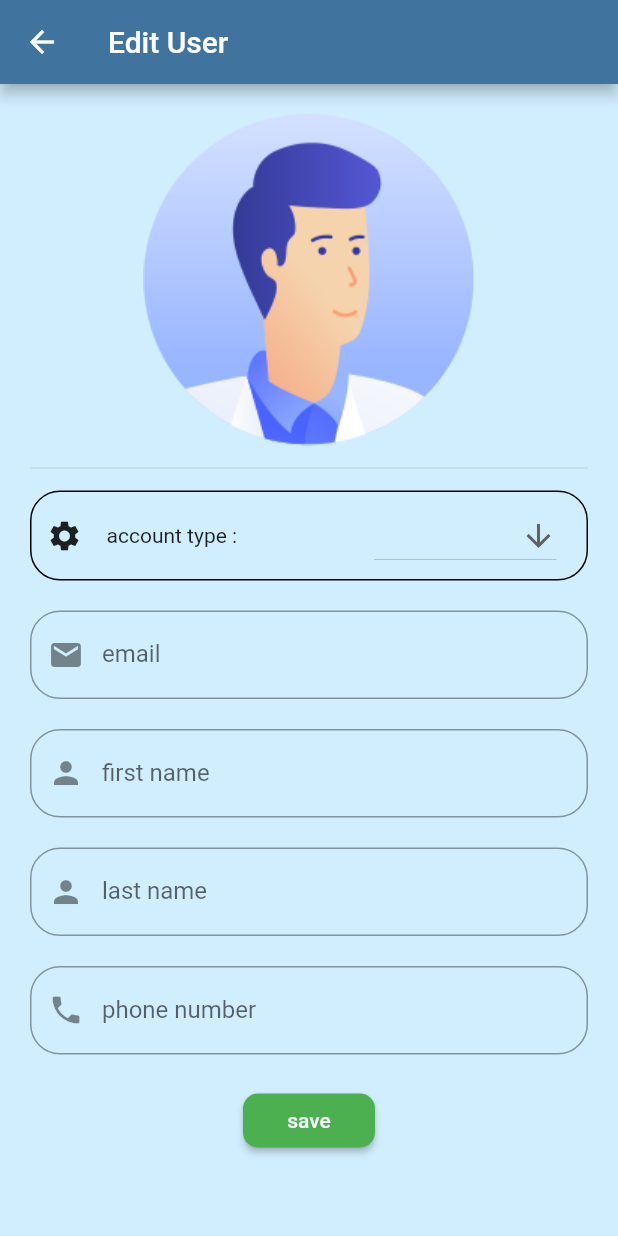
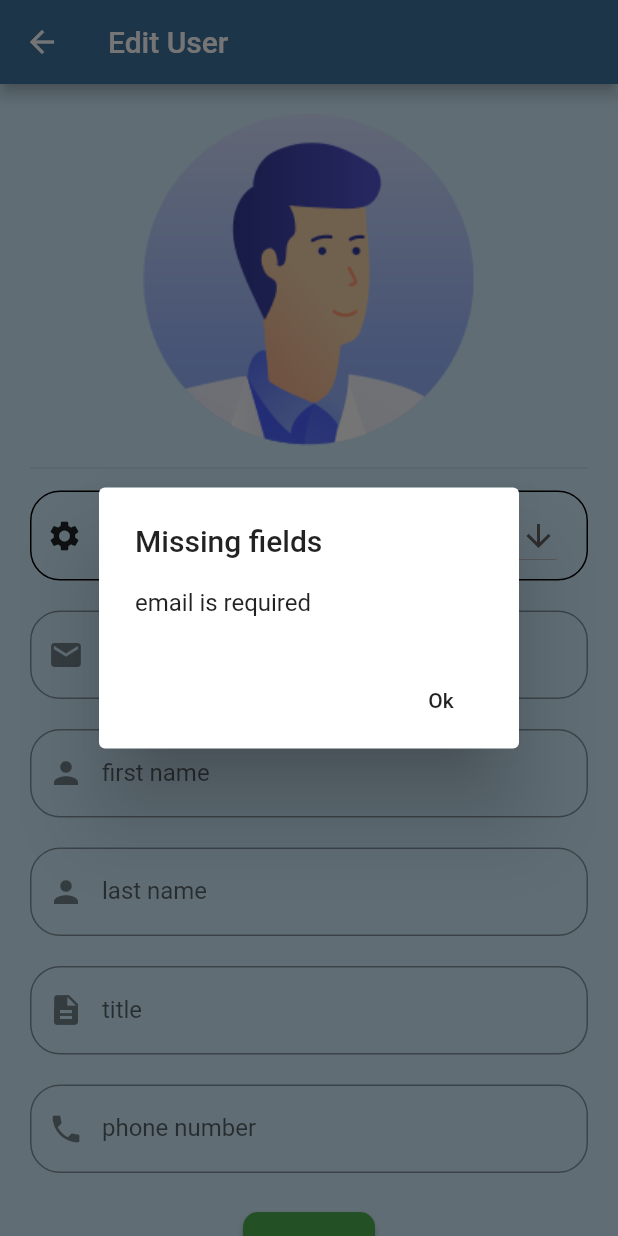
Before and after one commit to idbella/PatientMonitorApp, a Flutter app: the EditUserPage screen opened by its route, after a tap on "save", on a phone screen of 412 x 824 dp. Run offline on Flutter 3.47's test engine with Material 2 defaults, Android fonts, the phone set to English and light mode, and no system bars; our stand-ins replace dio, file_picker, flutter_icons, flutter_typeahead, image_picker, open_file and 3 more; missing offline and left inert: ext_storage, flutter_country_picker; accounts and stored records are empty.

Commit message:
check fields befour submit,default value for insurance

```diff
--- a/lib/views/Admin/EditUser.dart
+++ b/lib/views/Admin/EditUser.dart
@@ -28,6 +28,7 @@ class EditUserPageState extends State<EditUserPage> {
 		phoneController.text = user.phone.toString();
 		fnameController.text = user.firstName.toString();
 		lnameController.text = user.lastName.toString();
+		titleController.text = user.title.toString();
 		dropdownValue = user.role;
 	}
 
@@ -38,6 +39,7 @@ class EditUserPageState extends State<EditUserPage> {
 	TextEditingController fnameController = TextEditingController();
 	TextEditingController lnameController = TextEditingController();
 	TextEditingController phoneController = TextEditingController();
+	TextEditingController titleController = TextEditingController();
 
   @override
 	Widget build(BuildContext context) {
@@ -109,6 +111,8 @@ class EditUserPageState extends State<EditUserPage> {
 							SizedBox(height: 20,),
 							textField(hint:'enter last name', icon:Icon(Icons.person), label: 'last name', controller: lnameController),
 							SizedBox(height: 20,),
+							textField(hint:'enter title', icon:Icon(Icons.description), label: 'title', controller: titleController),
+							SizedBox(height: 20,),
 							textField(hint:'enter phone number', icon:Icon(Icons.phone), label: 'phone number', controller: phoneController),
 							SizedBox(height: 20,),
 							RaisedButton(
@@ -118,7 +122,38 @@ class EditUserPageState extends State<EditUserPage> {
 										color: Color.fromARGB(255, 245, 246, 250)
 									),
 								),
-								onPressed: (){
+								onPressed: ()=>editUser(),
+								color: Colors.green,
+								shape: RoundedRectangleBorder(borderRadius: BorderRadius.all(Radius.circular(10))),
+							)
+						]
+					)
+				),
+			)
+		);
+	}
+
+	String check(){
+		if (emailController.text.length <= 0)
+			return 'email';
+		if (titleController.text.length <= 0)
+			return 'title';
+		if (fnameController.text.length <= 0)
+			return 'first name';
+		if (lnameController.text.length <= 0)
+			return 'last name';
+		if (phoneController.text.length <= 0)
+			return 'phone number';
+		return null;
+	}
+	void editUser()
+	{
+		String field;
+		if ((field = check()) != null)
+		{
+			Globals.showAlertDialog(context, 'Missing fields', '$field is required');
+			return;
+		}
 		var body = {
 			'email': emailController.text,
 			'first_name':fnameController.text,
@@ -138,14 +173,5 @@ class EditUserPageState extends State<EditUserPage> {
 				Globals.usersList = List();
 				Navigator.of(context).pushReplacementNamed('admin');
 		}).catchError((e){print(e.toString());});
-								},
-								color: Colors.green,
-								shape: RoundedRectangleBorder(borderRadius: BorderRadius.all(Radius.circular(10))),
-							)
-						]
-					)
-				),
-			)
-		);
 	}
 }
--- a/lib/views/Admin/UsersListView.dart
+++ b/lib/views/Admin/UsersListView.dart
@@ -50,7 +50,7 @@ class UsersListState extends State<UsersList>{
                 children: [
                   Icon(Icons.email, size: 15,),
                   VerticalDivider(width: 5,),
-                  Text(users[index].email),
+                  Flexible(child:Text(users[index].email,overflow: TextOverflow.ellipsis,)),
                 ]
               ),
               SizedBox(height: 5,),
--- a/lib/views/Profile.dart
+++ b/lib/views/Profile.dart
@@ -85,7 +85,7 @@ class ProfileState extends State<Profile> {
 													children: [
 														CircleAvatar(
 															radius: 50,
-															backgroundImage:Image.asset('images/doctor.jpg',).image,
+															backgroundImage:Image.asset(Globals.user.role == Globals.doctorId ? 'images/doctor.jpg' : 'images/avatar.png').image,
 														),
 														SizedBox(width: 10,),
 														Column(
```
Also changed, not shown: lib/views/Admin/AddUser.dart (+35 -10 lines), lib/views/Reception/InsurancePage.dart (+5 -2 lines), lib/views/Reception/ListPatients.dart (+38 -10 lines), lib/views/Reception/RecepHomePage.dart (+27 -28 lines). Lines whose indentation alone changed are shown as unchanged.
